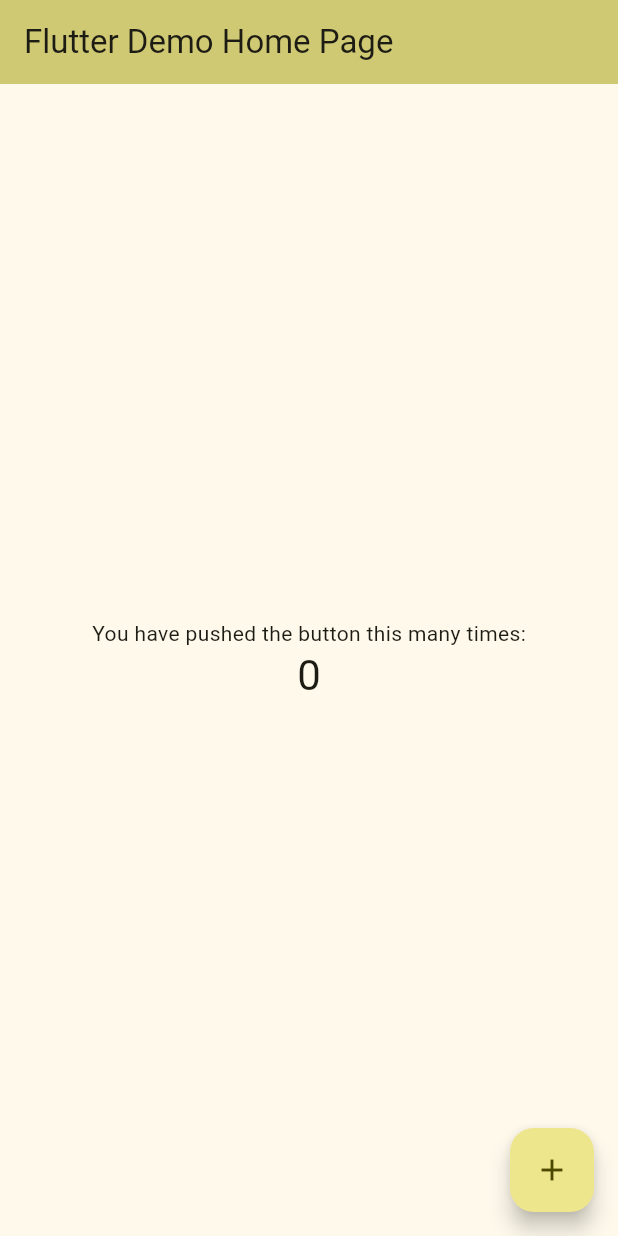
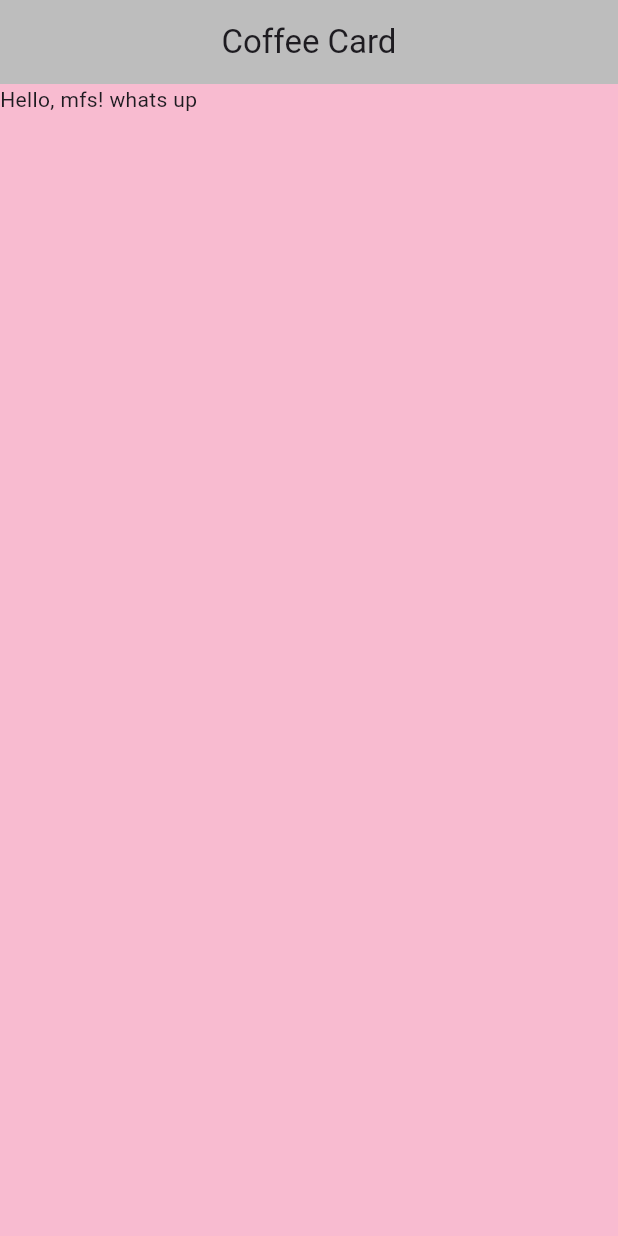
Before and after one commit to Abil-Shrestha/Coffee_card, a Flutter app: the screen it shows after launch, on a phone screen of 412 x 824 dp. Run offline on Flutter 3.47's test engine with Material 3 defaults, Android fonts, the phone set to English and light mode, and no system bars.

```diff
--- a/lib/main.dart
+++ b/lib/main.dart
@@ -1,125 +1,14 @@
 import 'package:flutter/material.dart';
 
 void main() {
-  runApp(const MyApp());
+  runApp(MaterialApp(
+    home: Scaffold(
+        appBar: AppBar(
+          title: const Text('Coffee Card'),
+          backgroundColor: Colors.grey[400],
+          centerTitle: true,
+        ),
+        body: const Text('Hello, mfs! whats up'),
+        backgroundColor: Colors.pink[100]),
+  ));
 }
-
-class MyApp extends StatelessWidget {
-  const MyApp({super.key});
-
-  // This widget is the root of your application.
-  @override
-  Widget build(BuildContext context) {
-    return MaterialApp(
-      title: 'Flutter Demo',
-      theme: ThemeData(
-        // This is the theme of your application.
-        //
-        // TRY THIS: Try running your application with "flutter run". You'll see
-        // the application has a purple toolbar. Then, without quitting the app,
-        // try changing the seedColor in the colorScheme below to Colors.green
-        // and then invoke "hot reload" (save your changes or press the "hot
-        // reload" button in a Flutter-supported IDE, or press "r" if you used
-        // the command line to start the app).
-        //
-        // Notice that the counter didn't reset back to zero; the application
-        // state is not lost during the reload. To reset the state, use hot
-        // restart instead.
-        //
-        // This works for code too, not just values: Most code changes can be
-        // tested with just a hot reload.
-        colorScheme: ColorScheme.fromSeed(seedColor: Colors.yellow.shade100),
-        useMaterial3: true,
-      ),
-      home: const MyHomePage(title: 'Flutter Demo Home Page'),
-    );
-  }
-}
-
-class MyHomePage extends StatefulWidget {
-  const MyHomePage({super.key, required this.title});
-
-  // This widget is the home page of your application. It is stateful, meaning
-  // that it has a State object (defined below) that contains fields that affect
-  // how it looks.
-
-  // This class is the configuration for the state. It holds the values (in this
-  // case the title) provided by the parent (in this case the App widget) and
-  // used by the build method of the State. Fields in a Widget subclass are
-  // always marked "final".
-
-  final String title;
-
-  @override
-  State<MyHomePage> createState() => _MyHomePageState();
-}
-
-class _MyHomePageState extends State<MyHomePage> {
-  int _counter = 0;
-
-  void _incrementCounter() {
-    setState(() {
-      // This call to setState tells the Flutter framework that something has
-      // changed in this State, which causes it to rerun the build method below
-      // so that the display can reflect the updated values. If we changed
-      // _counter without calling setState(), then the build method would not be
-      // called again, and so nothing would appear to happen.
-      _counter++;
-    });
-  }
-
-  @override
-  Widget build(BuildContext context) {
-    // This method is rerun every time setState is called, for instance as done
-    // by the _incrementCounter method above.
-    //
-    // The Flutter framework has been optimized to make rerunning build methods
-    // fast, so that you can just rebuild anything that needs updating rather
-    // than having to individually change instances of widgets.
-    return Scaffold(
-      appBar: AppBar(
-        // TRY THIS: Try changing the color here to a specific color (to
-        // Colors.amber, perhaps?) and trigger a hot reload to see the AppBar
-        // change color while the other colors stay the same.
-        backgroundColor: Theme.of(context).colorScheme.inversePrimary,
-        // Here we take the value from the MyHomePage object that was created by
-        // the App.build method, and use it to set our appbar title.
-        title: Text(widget.title),
-      ),
-      body: Center(
-        // Center is a layout widget. It takes a single child and positions it
-        // in the middle of the parent.
-        child: Column(
-          // Column is also a layout widget. It takes a list of children and
-          // arranges them vertically. By default, it sizes itself to fit its
-          // children horizontally, and tries to be as tall as its parent.
-          //
-          // Column has various properties to control how it sizes itself and
-          // how it positions its children. Here we use mainAxisAlignment to
-          // center the children vertically; the main axis here is the vertical
-          // axis because Columns are vertical (the cross axis would be
-          // horizontal).
-          //
-          // TRY THIS: Invoke "debug painting" (choose the "Toggle Debug Paint"
-          // action in the IDE, or press "p" in the console), to see the
-          // wireframe for each widget.
-          mainAxisAlignment: MainAxisAlignment.center,
-          children: <Widget>[
-            const Text(
-              'You have pushed the button this many times:',
-            ),
-            Text(
-              '$_counter',
-              style: Theme.of(context).textTheme.headlineMedium,
-            ),
-          ],
-        ),
-      ),
-      floatingActionButton: FloatingActionButton(
-        onPressed: _incrementCounter,
-        tooltip: 'Increment',
-        child: const Icon(Icons.add),
-      ), // This trailing comma makes auto-formatting nicer for build methods.
-    );
-  }
-}
```
